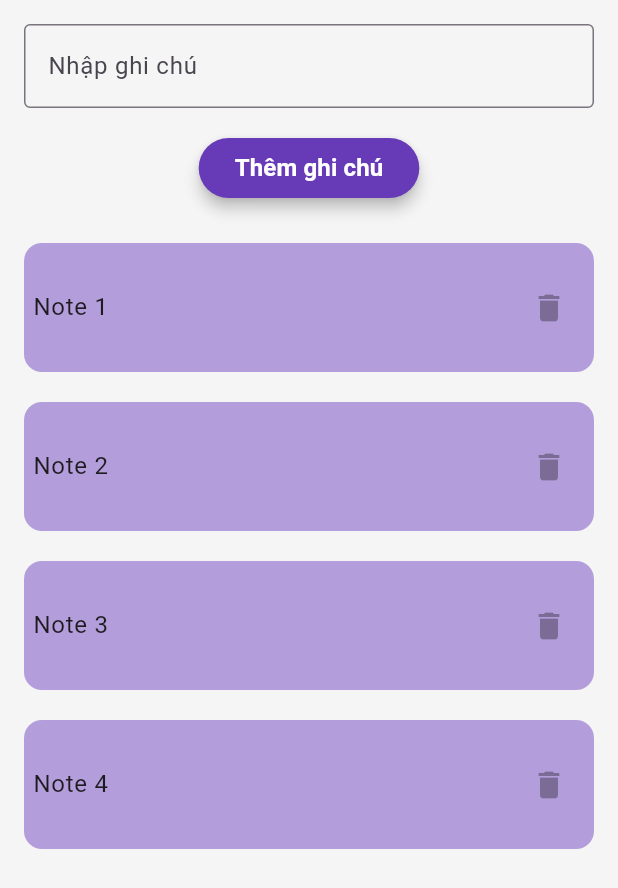
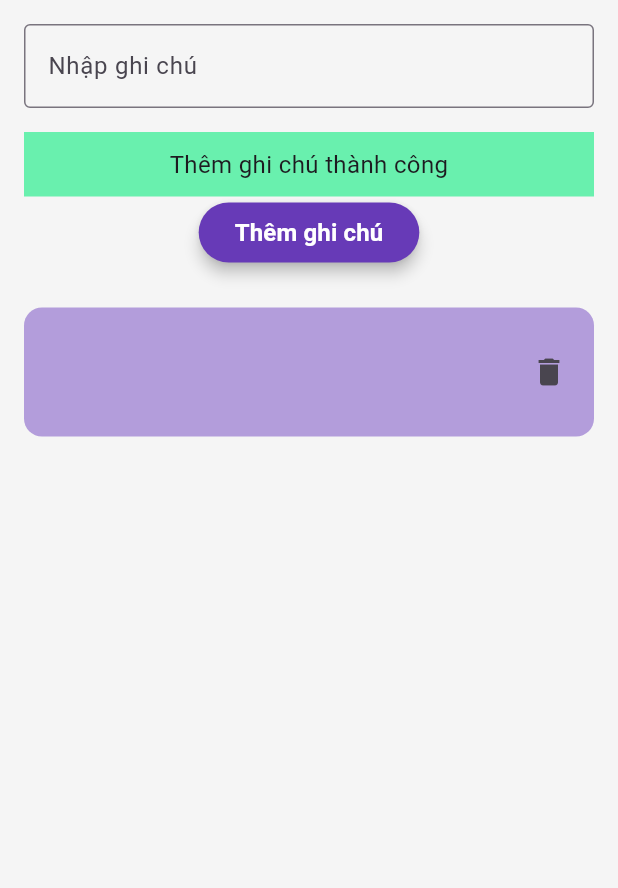
Before and after one commit to phuoc24205/intern-flutter-project, a Flutter app: the screen it shows after launch, after a tap on "Thêm ghi chú", on a phone screen of 412 x 824 dp. Shown: the top 888 px of the screen. Run offline on Flutter 3.47's test engine with Material 3 defaults, Android fonts, the phone set to English and light mode, and no system bars.

Commit message:
update: thêm sửa xóa note, hiện message khi thêm note hoặc xóa note (State)

```diff
--- a/lib/main.dart
+++ b/lib/main.dart
@@ -1,4 +1,6 @@
+import 'package:app/note_provider.dart';
 import 'package:flutter/material.dart';
+import 'package:provider/provider.dart';
 
 class Note {
   final int id;
@@ -8,7 +10,12 @@ class Note {
 }
 
 void main() {
-  runApp(const NoteApp());
+  runApp(
+    ChangeNotifierProvider(
+      create: (context) => NoteProvider(),
+      child: NoteApp(),
+    ),
+  );
 }
 
 class NoteApp extends StatelessWidget {
@@ -29,23 +36,24 @@ class NoteHome extends StatefulWidget {
 
 class _NoteHomeState extends State<NoteHome> {
   final TextEditingController _controller = TextEditingController();
-  int _nextId = 0;
-  final List<Note> notes = [
-    Note(id: 1, title: 'Note 1', content: 'Nội dung của note 1'),
-    Note(id: 2, title: 'Note 2', content: 'Nội dung của note 2'),
-    Note(id: 3, title: 'Note 3', content: 'Nội dung của note 3'),
-    Note(id: 4, title: 'Note 4', content: 'Nội dung của note 4'),
-  ];
+  String? _message;
+  int nextId = 0;
+  void _showMessage(String msg) {
+    setState(() {
+      _message = msg;
+    });
+  }
 
   @override
   Widget build(BuildContext context) {
+    final noteProvider = Provider.of<NoteProvider>(context);
+    final notes = noteProvider.notes;
     return Scaffold(
       backgroundColor: const Color(0xFFF5F5F5),
       body: SafeArea(
         child: Padding(
           padding: const EdgeInsets.all(16),
           child: SingleChildScrollView(
-            // Bọc toàn bộ widget để cuộn
             child: Column(
               crossAxisAlignment: CrossAxisAlignment.start,
               children: [
@@ -57,9 +65,30 @@ class _NoteHomeState extends State<NoteHome> {
                   ),
                 ),
                 const SizedBox(height: 16),
+                if (_message != null)
+                  Container(
+                    width: double.infinity,
+                    color: Colors.greenAccent,
+                    padding: EdgeInsets.all(10),
+                    child: Text(
+                      _message!,
+                      style: TextStyle(fontSize: 16),
+                      textAlign: TextAlign.center,
+                    ),
+                  ),
                 Center(
                   child: ElevatedButton(
-                    onPressed: () {},
+                    onPressed: () {
+                      final newNote = Note(
+                        id: nextId + 1,
+                        title: _controller.text,
+                        content: '',
+                      );
+                      noteProvider.addNote(newNote);
+                      nextId++;
+                      _controller.clear();
+                      _showMessage("Thêm ghi chú thành công");
+                    },
                     style: ElevatedButton.styleFrom(
                       backgroundColor: Colors.deepPurple,
                       elevation: 4,
@@ -85,7 +114,10 @@ class _NoteHomeState extends State<NoteHome> {
                       child: ListTile(
                         title: Text(notes[index].title),
                         trailing: IconButton(
-                          onPressed: null,
+                          onPressed: () {
+                            noteProvider.removeNote(notes[index].id);
+                            _showMessage("Xóa ghi chú thành công");
+                          },
                           icon: const Icon(Icons.delete),
                         ),
                         contentPadding: const EdgeInsets.symmetric(
--- /dev/null
+++ b/lib/note_provider.dart
@@ -0,0 +1,17 @@
+import 'package:app/main.dart';
+import 'package:flutter/material.dart';
+
+class NoteProvider with ChangeNotifier {
+  final List<Note> _notes = [];
+
+  List<Note> get notes => _notes;
+  void addNote(Note note) {
+    _notes.add(note);
+    notifyListeners();
+  }
+
+  void removeNote(int id) {
+    _notes.removeWhere((note) => note.id == id);
+    notifyListeners();
+  }
+}
--- a/pubspec.yaml
+++ b/pubspec.yaml
@@ -2,7 +2,7 @@ name: app
 description: "A new Flutter project."
 # The following line prevents the package from being accidentally published to
 # pub.dev using `flutter pub publish`. This is preferred for private packages.
-publish_to: 'none' # Remove this line if you wish to publish to pub.dev
+publish_to: "none" # Remove this line if you wish to publish to pub.dev
 
 # The following defines the version and build number for your application.
 # A version number is three numbers separated by dots, like 1.2.43
@@ -30,6 +30,7 @@ environment:
 dependencies:
   flutter:
     sdk: flutter
+  provider: ^6.1.1
 
   # The following adds the Cupertino Icons font to your application.
   # Use with the CupertinoIcons class for iOS style icons.
@@ -51,7 +52,6 @@ dev_dependencies:
 
 # The following section is specific to Flutter packages.
 flutter:
-
   # The following line ensures that the Material Icons font is
   # included with your application, so that you can use the icons in
   # the material Icons class.
```
Also changed, not shown: pubspec.lock.
